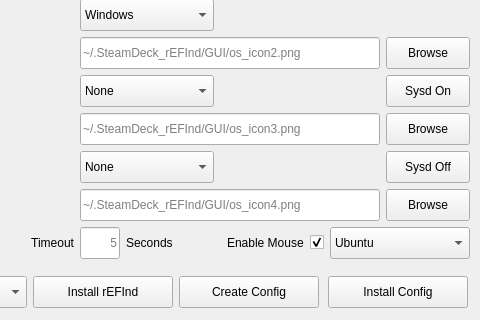
Above: GUI/src/mainwindow.ui from jlobue10/SteamDeck_rEFInd before the change; both pictures show x 133 to 613 and y 165 to 485 of the 613 by 485 pixel window. Below: the same form after it.
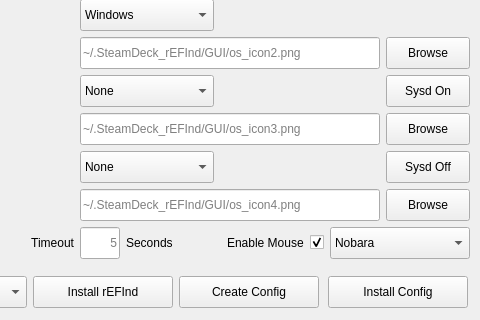
That is the form after the change. Icons and pictures are not drawn.

```diff
--- a/GUI/src/mainwindow.ui
+++ b/GUI/src/mainwindow.ui
@@ -891,7 +891,7 @@
          </property>
          <item>
           <property name="text">
-           <string>Ubuntu</string>
+           <string>Nobara</string>
           </property>
          </item>
          <item>
```
Left out of the diff: 17 changed lines with no effect on the pictures.
